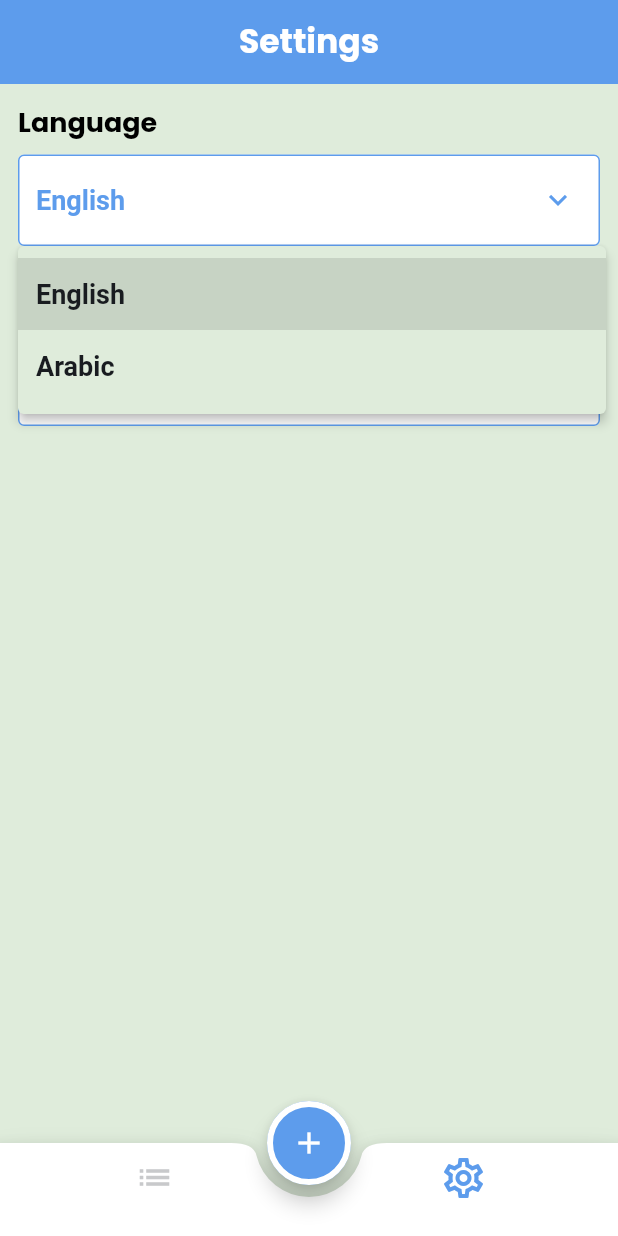
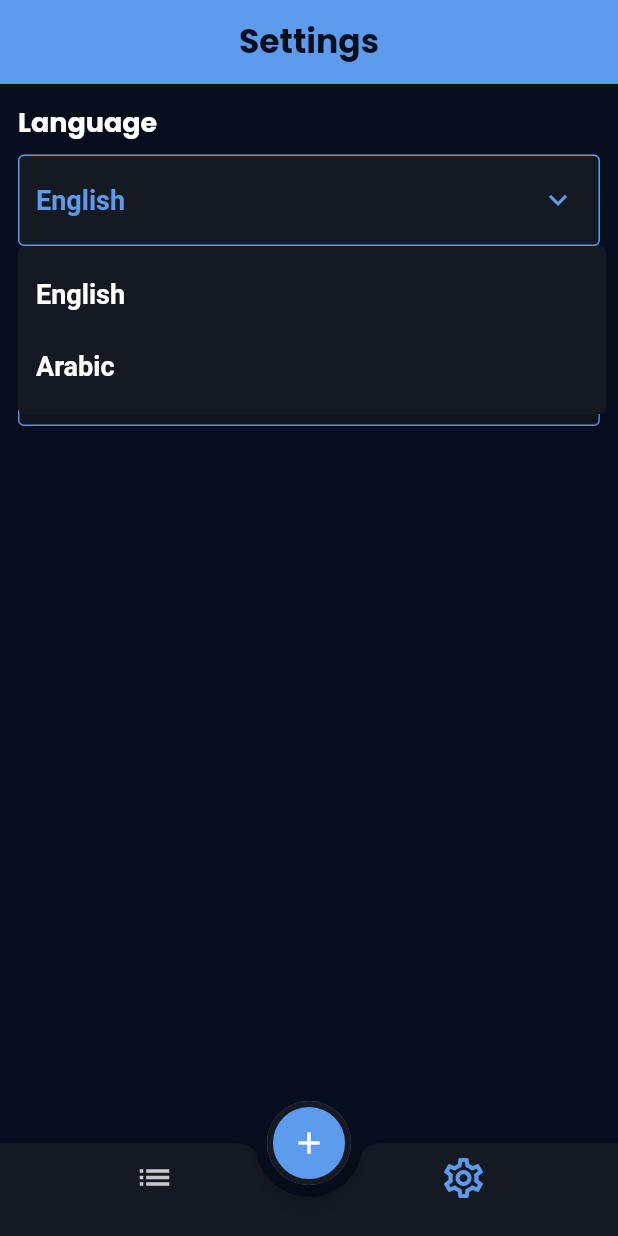
Before and after one commit to youssefehab11/todo_app, a Flutter app: the screen it shows after launch, item 2 of the bottom bar chosen, after a tap on "English", on a phone screen of 412 x 824 dp. Run offline on Flutter 3.47's test engine with Material 3 defaults, Android fonts, the phone set to English and light mode, and no system bars; our stand-ins replace easy_date_timeline, flutter_slidable, flutter_svg.

Commit message:
+ provider and handling theme dynamically some refactor

```diff
--- a/lib/application/application.dart
+++ b/lib/application/application.dart
@@ -1,19 +1,22 @@
 import 'package:flutter/material.dart';
+import 'package:provider/provider.dart';
 import 'package:todo_app/config/theme/theme.dart';
 import 'package:todo_app/core/router/router.dart';
 import 'package:todo_app/core/router/routes.dart';
+import 'package:todo_app/provider/app_provider.dart';
 
 class MyApp extends StatelessWidget {
   const MyApp({super.key});
 
   @override
   Widget build(BuildContext context) {
+    AppProvider provider = Provider.of<AppProvider>(context);
     return MaterialApp(
       onGenerateRoute: (settings) => RouteManager.onGenerateRoute(settings),
       initialRoute: Routes.homeRoute,
       theme: AppTheme.lightTheme,
       darkTheme: AppTheme.darkTheme,
-      themeMode: ThemeMode.light,
+      themeMode: provider.currentTheme,
     );
   }
 }
--- a/lib/config/theme/theme.dart
+++ b/lib/config/theme/theme.dart
@@ -93,6 +93,7 @@ class AppTheme {
     ),
     dropdownMenuTheme: const DropdownMenuThemeData(
       inputDecorationTheme: InputDecorationTheme(
+
         fillColor: ColorsManager.darkColor,
         filled: true,
         outlineBorder: BorderSide(color: ColorsManager.primaryColor),
--- /dev/null
+++ b/lib/core/utils/helper_functions.dart
@@ -0,0 +1,8 @@
+import 'package:flutter/material.dart';
+import 'package:provider/provider.dart';
+import 'package:todo_app/provider/app_provider.dart';
+
+bool checkCurrentTheme(BuildContext context){
+  AppProvider provider = Provider.of<AppProvider>(context,listen: false);
+  return provider.currentTheme == ThemeMode.light ? true : false;
+}
--- a/lib/core/widgets/account_actions.dart
+++ b/lib/core/widgets/account_actions.dart
@@ -1,4 +1,5 @@
 import 'package:flutter/material.dart';
+import 'package:todo_app/core/utils/helper_functions.dart';
 import 'package:todo_app/core/utils/styles.dart';
 
 class AccountActions extends StatelessWidget {
@@ -19,7 +20,7 @@ class AccountActions extends StatelessWidget {
       children: [
         Text(
           labelText,
-          style: LightTextStyles.text16WeightNormal,
+          style: checkCurrentTheme(context) ? LightTextStyles.text16WeightNormal : DarkTextStyles.text16WeightNormal,
         ),
         TextButton(
           onPressed: onPressed,
--- a/lib/main.dart
+++ b/lib/main.dart
@@ -1,6 +1,13 @@
 import 'package:flutter/material.dart';
+import 'package:provider/provider.dart';
 import 'package:todo_app/application/application.dart';
+import 'package:todo_app/provider/app_provider.dart';
 
-void main(){
-  runApp(const MyApp());
+void main() {
+  runApp(
+    ChangeNotifierProvider(
+      create: (context) => AppProvider(),
+      child: const MyApp(),
+    ),
+  );
 }
--- a/lib/presentation/home/tabs/settings/setting_tab.dart
+++ b/lib/presentation/home/tabs/settings/setting_tab.dart
@@ -1,24 +1,42 @@
 import 'package:flutter/material.dart';
+import 'package:provider/provider.dart';
+import 'package:todo_app/core/utils/helper_functions.dart';
 import 'package:todo_app/presentation/home/tabs/settings/widgets/settings_item.dart';
+import 'package:todo_app/provider/app_provider.dart';
 
 class SettingsTab extends StatelessWidget {
   const SettingsTab({super.key});
 
   @override
   Widget build(BuildContext context) {
-    return const Column(
+    return Column(
       children: [
         SettingsItem(
           label: 'Language',
           firstOption: 'English',
           secondOption: 'Arabic',
+          initialSelection: 'English',
+          onSelected: (value, context) {
+
+          } ,
         ),
         SettingsItem(
           label: 'Mode',
           firstOption: 'Light',
           secondOption: 'Dark',
+          initialSelection: checkCurrentTheme(context) ? 'Light' : 'Dark',
+          onSelected: changeTheme,
         )
       ],
     );
   }
+  void changeTheme(String? value, BuildContext context){
+    AppProvider provider = Provider.of<AppProvider>(context, listen: false);
+    if(value == 'Light'){
+      provider.changeThemeMode(ThemeMode.light);
+    }
+    else{
+      provider.changeThemeMode(ThemeMode.dark);
+    }
+  }
 }
--- a/lib/presentation/home/tabs/settings/widgets/settings_item.dart
+++ b/lib/presentation/home/tabs/settings/widgets/settings_item.dart
@@ -1,16 +1,22 @@
 import 'package:flutter/material.dart';
+import 'package:todo_app/core/utils/helper_functions.dart';
 import 'package:todo_app/core/utils/styles.dart';
+
+typedef OnSelected = Function(String?, BuildContext);
 
 class SettingsItem extends StatelessWidget {
   final String label;
   final String firstOption;
   final String secondOption;
-
+  final OnSelected onSelected;
+  final String initialSelection;
   const SettingsItem({
     super.key,
     required this.label,
     required this.firstOption,
     required this.secondOption,
+    required this.onSelected,
+    required this.initialSelection
   });
 
   @override
@@ -22,35 +28,40 @@ class SettingsItem extends StatelessWidget {
         children: [
           Text(
             label,
-            style: LightTextStyles.text18WeightBold,
+            style: checkCurrentTheme(context)
+                ? LightTextStyles.text18WeightBold
+                : DarkTextStyles.text18WeightBold,
           ),
           const SizedBox(
             height: 8,
           ),
           DropdownMenu(
-            onSelected: (value) {},
-            initialSelection: firstOption,
+            onSelected: (value) => onSelected(value, context),
+            initialSelection: initialSelection,
             trailingIcon: const Icon(Icons.keyboard_arrow_down),
             width: MediaQuery.sizeOf(context).width - 20,
             textStyle: LightTextStyles.text16WeightNormal.copyWith(
               color: Theme.of(context).primaryColor,
             ),
-
             dropdownMenuEntries: [
               DropdownMenuEntry(
                 value: firstOption,
                 label: firstOption,
-                style: const ButtonStyle(
-                  textStyle:
-                      WidgetStatePropertyAll(LightTextStyles.text16WeightNormal),
+                labelWidget: Text(
+                  firstOption,
+                  style: checkCurrentTheme(context)
+                      ? LightTextStyles.text16WeightNormal
+                      : DarkTextStyles.text16WeightNormal,
                 ),
               ),
               DropdownMenuEntry(
                 value: secondOption,
                 label: secondOption,
-                style: const ButtonStyle(
-                  textStyle:
-                      WidgetStatePropertyAll(LightTextStyles.text16WeightNormal),
+                labelWidget: Text(
+                  secondOption,
+                  style: checkCurrentTheme(context)
+                      ? LightTextStyles.text16WeightNormal
+                      : DarkTextStyles.text16WeightNormal,
                 ),
               )
             ],
--- a/lib/presentation/home/tabs/tasks/widgets/calendar.dart
+++ b/lib/presentation/home/tabs/tasks/widgets/calendar.dart
@@ -1,12 +1,16 @@
 import 'package:easy_date_timeline/easy_date_timeline.dart';
 import 'package:flutter/material.dart';
+import 'package:provider/provider.dart';
+import 'package:todo_app/core/utils/helper_functions.dart';
 import 'package:todo_app/core/utils/styles.dart';
+import 'package:todo_app/provider/app_provider.dart';
 
 class Calendar extends StatelessWidget {
   const Calendar({super.key});
 
   @override
   Widget build(BuildContext context) {
+    AppProvider provider = Provider.of<AppProvider>(context);
     return Padding(
       padding: const EdgeInsets.symmetric(vertical: 8.0),
       child: EasyDateTimeLine(
@@ -20,15 +24,18 @@ class Calendar extends StatelessWidget {
             context: context,
             isSelected: false,
             hasBorder: true,
+            provider: provider
           ),
           dayStructure: DayStructure.dayStrDayNum,
           activeDayStyle: CustomDayStyle(
             context: context,
             isSelected: true,
+            provider: provider
           ),
           inactiveDayStyle: CustomDayStyle(
             context: context,
             isSelected: false,
+            provider: provider
           ),
         ),
       ),
@@ -41,6 +48,7 @@ class CustomDayStyle extends DayStyle {
     required BuildContext context,
     bool hasBorder = false,
     required bool isSelected,
+    required AppProvider provider,
   }) : super(
           decoration: BoxDecoration(
             borderRadius: BorderRadius.circular(8),
@@ -51,9 +59,9 @@ class CustomDayStyle extends DayStyle {
           ),
           dayNumStyle: isSelected
               ? LightTextStyles.text15WeightBold.copyWith(color: Theme.of(context).primaryColor)
-              : LightTextStyles.text15WeightBold,
+              : checkCurrentTheme(context) ? LightTextStyles.text15WeightBold : DarkTextStyles.text15WeightBold,
           dayStrStyle: isSelected
               ? LightTextStyles.text15WeightBold.copyWith(color: Theme.of(context).primaryColor)
-              : LightTextStyles.text15WeightBold,
+              : checkCurrentTheme(context) ? LightTextStyles.text15WeightBold : DarkTextStyles.text15WeightBold,
         );
 }
--- a/lib/presentation/home/tabs/tasks/widgets/slidable_item.dart
+++ b/lib/presentation/home/tabs/tasks/widgets/slidable_item.dart
@@ -8,6 +8,7 @@ class SlidableItem extends StatelessWidget {
 
   @override
   Widget build(BuildContext context) {
+    ThemeData theme =Theme.of(context);
     return ClipRRect(
       borderRadius: BorderRadius.circular(15),
       clipBehavior: Clip.antiAliasWithSaveLayer,
@@ -34,7 +35,7 @@ class SlidableItem extends StatelessWidget {
               onPressed: (context) {},
               //borderRadius: BorderRadius.horizontal(left: Radius.circular(15)),
               autoClose: true,
-              backgroundColor: Theme.of(context).primaryColor,
+              backgroundColor: theme.primaryColor,
               icon: Icons.edit,
               label: 'Edit',
             )
--- a/lib/presentation/home/tabs/tasks/widgets/slidable_item_content.dart
+++ b/lib/presentation/home/tabs/tasks/widgets/slidable_item_content.dart
@@ -1,5 +1,6 @@
 import 'package:flutter/material.dart';
 import 'package:todo_app/core/utils/constants.dart';
+import 'package:todo_app/core/utils/helper_functions.dart';
 import 'package:todo_app/core/utils/styles.dart';
 
 class SlidableItemContent extends StatelessWidget {
@@ -7,6 +8,8 @@ class SlidableItemContent extends StatelessWidget {
 
   @override
   Widget build(BuildContext context) {
+
+    ThemeData theme = Theme.of(context);
     return Container(
       height: taskItemHeight,
       decoration: BoxDecoration(
@@ -21,19 +24,19 @@ class SlidableItemContent extends StatelessWidget {
             margin: const EdgeInsets.symmetric(horizontal: 16),
             decoration: BoxDecoration(
               borderRadius: BorderRadius.circular(12),
-              color: Theme.of(context).primaryColor,
+              color: theme.primaryColor,
             ),
           ),
-          const Expanded(
+          Expanded(
             child: Column(
               crossAxisAlignment: CrossAxisAlignment.start,
               mainAxisAlignment: MainAxisAlignment.center,
               children: [
-                Text(
+                const Text(
                   'Play Basketball',
                   style: LightTextStyles.text22WeightBold,
                 ),
-                SizedBox(
+                const SizedBox(
                   height: 4,
                 ),
                 Row(
@@ -41,11 +44,12 @@ class SlidableItemContent extends StatelessWidget {
                     Icon(
                       Icons.schedule,
                       size: 16,
+                      color: checkCurrentTheme(context) ? Colors.black : Colors.white ,
                     ),
-                    SizedBox(width: 4),
+                    const SizedBox(width: 4),
                     Text(
                       '10:30 AM',
-                      style: LightTextStyles.text16WeightNormal,
+                      style: checkCurrentTheme(context) ? LightTextStyles.text16WeightNormal : DarkTextStyles.text16WeightNormal,
                     )
                   ],
                 )
@@ -58,7 +62,7 @@ class SlidableItemContent extends StatelessWidget {
             margin: const EdgeInsets.all(16),
             decoration: BoxDecoration(
               borderRadius: BorderRadius.circular(10),
-              color: Theme.of(context).primaryColor,
+              color: theme.primaryColor,
             ),
             child: const Icon(
               Icons.check,
--- /dev/null
+++ b/lib/provider/app_provider.dart
@@ -0,0 +1,11 @@
+import 'package:flutter/material.dart';
+
+class AppProvider extends ChangeNotifier{
+  ThemeMode currentTheme = ThemeMode.dark;
+  void changeThemeMode(ThemeMode newTheme){
+    if(newTheme != currentTheme){
+      currentTheme = newTheme;
+      notifyListeners();
+    }
+  }
+}
--- a/pubspec.yaml
+++ b/pubspec.yaml
@@ -38,6 +38,7 @@ dependencies:
   easy_date_timeline: ^1.1.3
   flutter_slidable: ^3.1.1
   flutter_svg: ^2.0.10+1
+  provider: ^6.1.2
 
 dev_dependencies:
   flutter_test:
```
Also changed, not shown: lib/core/widgets/default_text_form_field.dart (+5 -4 lines), lib/core/widgets/field_item.dart (+11 -2 lines), pubspec.lock.
